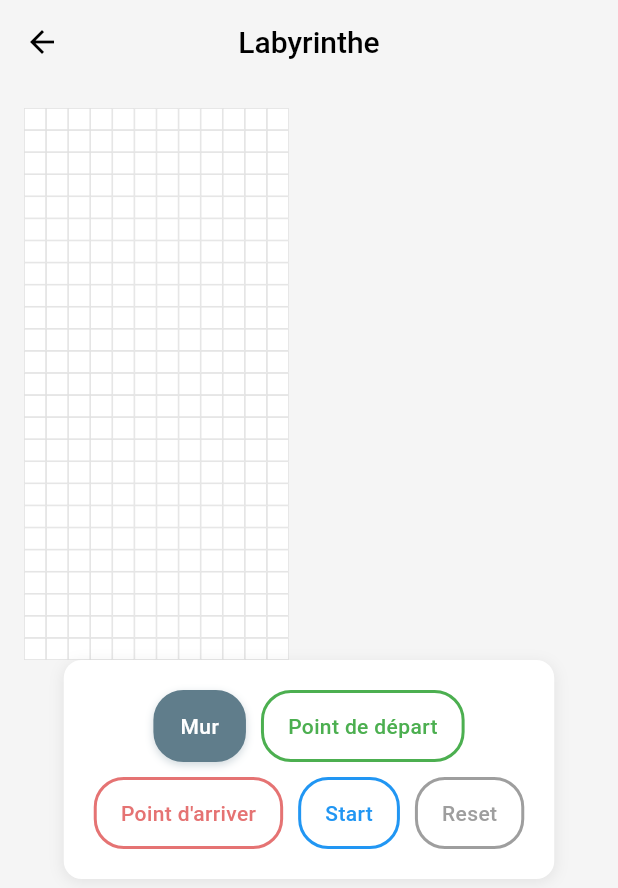
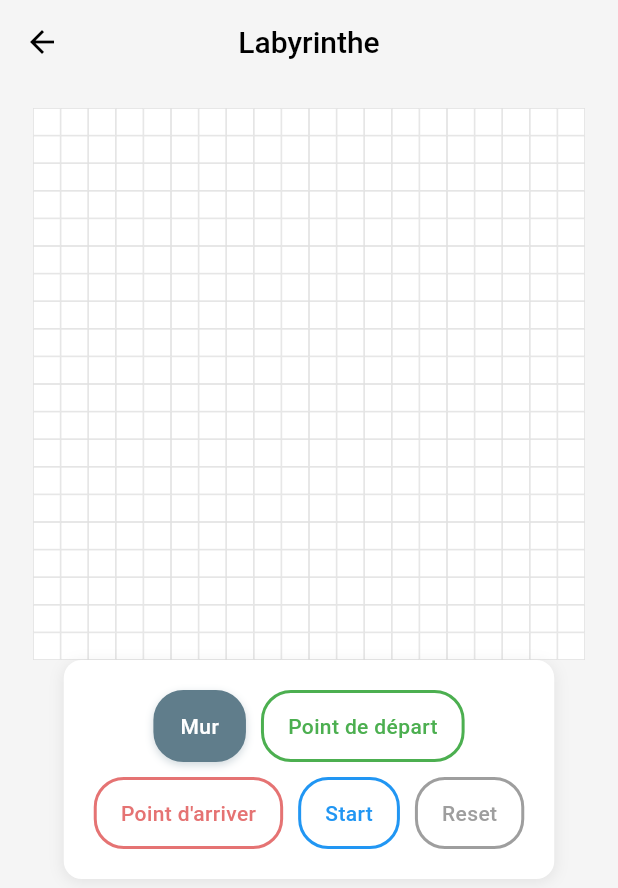
Before and after one commit to Kevin-Locatelli/Ariane2025, a Flutter app: the LabyrinthePage screen opened directly, on a phone screen of 412 x 824 dp. Shown: the top 888 px of the screen. Run offline on Flutter 3.47's test engine with Material 3 defaults, Android fonts, the phone set to English and light mode, and no system bars.

Commit message:
Update labyrinth_game_page.dart

```diff
--- a/ariane_app/lib/screens/labyrinth_game_page.dart
+++ b/ariane_app/lib/screens/labyrinth_game_page.dart
@@ -20,8 +20,8 @@ class _LabyrinthePageState extends State<LabyrinthePage> {
 
   String _selectedMode = 'Mur'; // Default mode is now 'Mur'
 
-  final int _gridHeight = 25; // 25 rows
-  final int _gridWidth = 12; // 12 columns
+  final int _gridHeight = 20; // 20 rows
+  final int _gridWidth = 20; // 20 columns
   late List<List<CellType>> _grid;
   Offset? _startPoint;
   Offset? _endPoint;
@@ -72,10 +72,13 @@ class _LabyrinthePageState extends State<LabyrinthePage> {
       setState(() {
         _isDragging = true;
         _lastDraggedCell = Offset(col.toDouble(), row.toDouble());
-        // Initial wall placement is now handled by _handleCellTap on onTapUp
+        if (_grid[row][col] == CellType.empty) {
+          _grid[row][col] = CellType.wall;
+        } else if (_grid[row][col] == CellType.wall) {
+          _grid[row][col] = CellType.empty;
+        }
       });
     } else {
-      // For start/end points, handle as a single tap
       _handleCellTap(row, col);
     }
   }
@@ -135,7 +138,7 @@ class _LabyrinthePageState extends State<LabyrinthePage> {
         _grid[row][col] = CellType.end;
         _endPoint = tappedCell;
         _isEndPointSelected = true;
-      } else if (_selectedMode == 'Mur') { // New: Handle wall toggling
+      } else if (_selectedMode == 'Mur') {
         if (_grid[row][col] == CellType.empty) {
           _grid[row][col] = CellType.wall;
         } else if (_grid[row][col] == CellType.wall) {
@@ -297,7 +300,7 @@ class _LabyrinthePageState extends State<LabyrinthePage> {
           final double gridDisplayHeight = cellSize * _gridHeight;
 
           return Align(
-            alignment: Alignment.topLeft,
+            alignment: Alignment.center,
             child: SizedBox( // Use SizedBox to constrain the GridView
               width: gridDisplayWidth,
               height: gridDisplayHeight,
```
